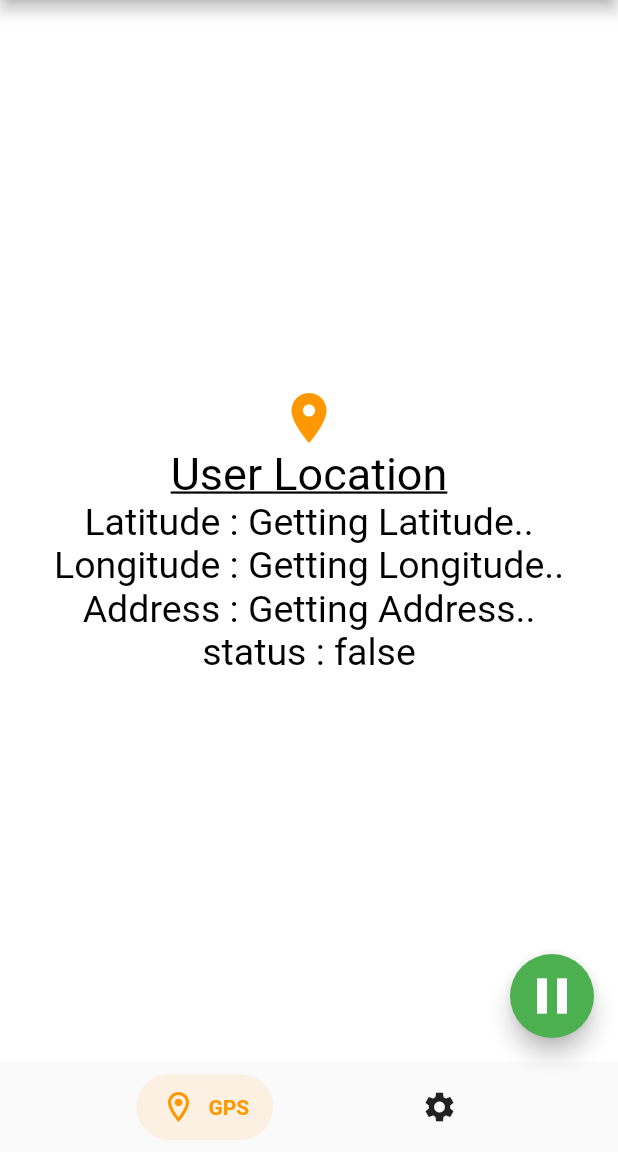
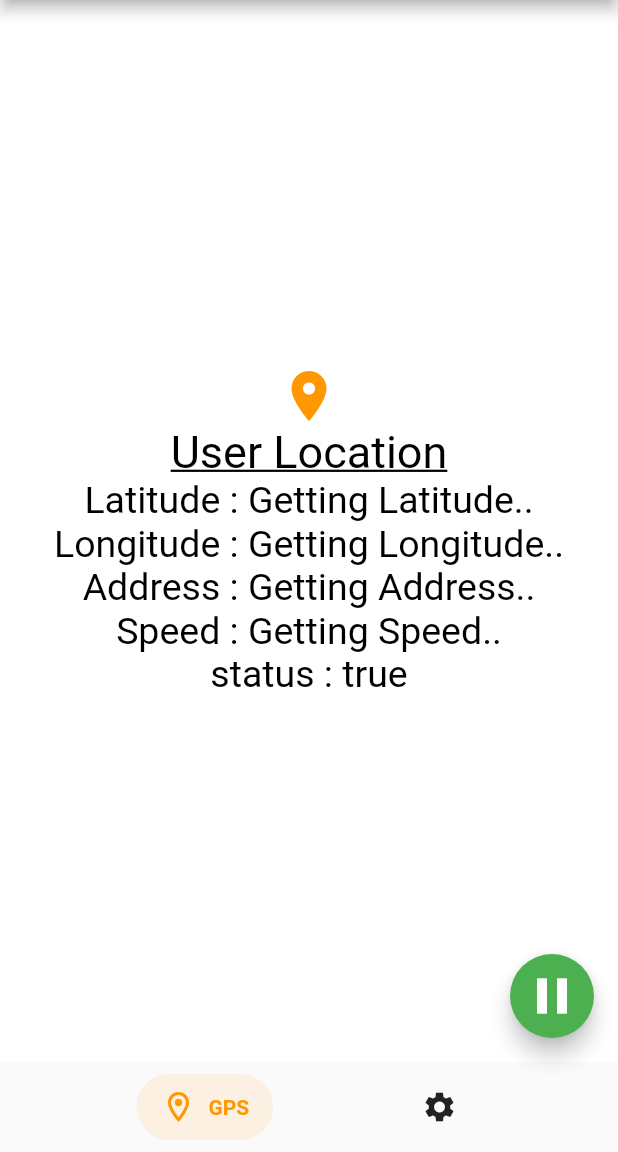
Before and after one commit to alecorodri/SendBusLocation, a Flutter app: the screen it shows after launch, after a tap on the "play arrow" icon, on a phone screen of 412 x 824 dp, the part 84-1236 px from its top. Run offline on Flutter 3.47's test engine with Material 2 defaults, Android fonts, the light colour scheme and no system bars; drawn by our look-alikes of salomon_bottom_bar; our stand-ins replace geocoding, geolocator, get.

Commit message:
adding option to activate and deactivate gps

```diff
--- a/lib/controllers/location_controller.dart
+++ b/lib/controllers/location_controller.dart
@@ -8,6 +8,7 @@ class LocationController extends GetxController {
   var latitude = 'Getting Latitude..'.obs;
   var longitude = 'Getting Longitude..'.obs;
   var address = 'Getting Address..'.obs;
+  var speed = 'Getting Speed..'.obs;
   var isactive = false.obs;
   late StreamSubscription<Position> streamSubscription;
 
@@ -66,8 +67,11 @@ class LocationController extends GetxController {
           Geolocator.getPositionStream().listen((Position position) {
         latitude.value = 'Latitude : ${position.latitude}';
         longitude.value = 'Longitude : ${position.longitude}';
+        speed.value = 'Speed : ${position.speed}';
         getAddressFromLatLang(position);
       });
+    } else if (!isactive) {
+      streamSubscription.cancel();
     }
   }
 
--- a/lib/pages/home_page.dart
+++ b/lib/pages/home_page.dart
@@ -18,7 +18,7 @@ class MyHomePage extends StatefulWidget {
 class _MyHomePageState extends State<MyHomePage> {
   int currentIndex = 0;
   bool _active = false;
-  final ctrl = Get.put(LocationController());
+  final _ctrl = Get.put(LocationController());
   @override
   Widget build(BuildContext context) {
     return Scaffold(
@@ -71,8 +71,8 @@ class _MyHomePageState extends State<MyHomePage> {
         onPressed: () {
           setState(() {
             _active = !_active;
-            ctrl.isactive.value = !_active;
-            ctrl.getLocation();
+            _ctrl.isactive.value = _active;
+            _ctrl.getLocation();
           });
         },
         backgroundColor: Colors.green,
--- a/lib/pages/location_page.dart
+++ b/lib/pages/location_page.dart
@@ -50,6 +50,12 @@ class LocationPage extends GetView<LocationController> {
               ),
               Obx(
                 () => Text(
+                  'Speed : ${controller.speed.value}',
+                  style: const TextStyle(color: Colors.black, fontSize: 25),
+                ),
+              ),
+              Obx(
+                () => Text(
                   'status : ${controller.isactive.value}',
                   style: const TextStyle(color: Colors.black, fontSize: 25),
                 ),
```
